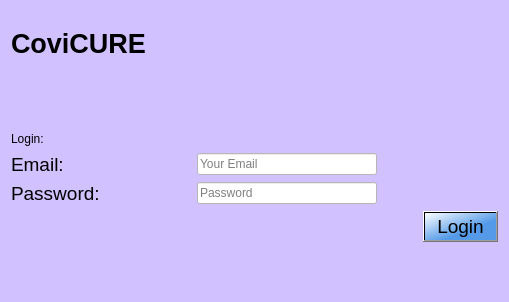
The window that Forms/login.ui (ayush-regmi/CoviCURE) describes before a commit, drawn with Qt 5.
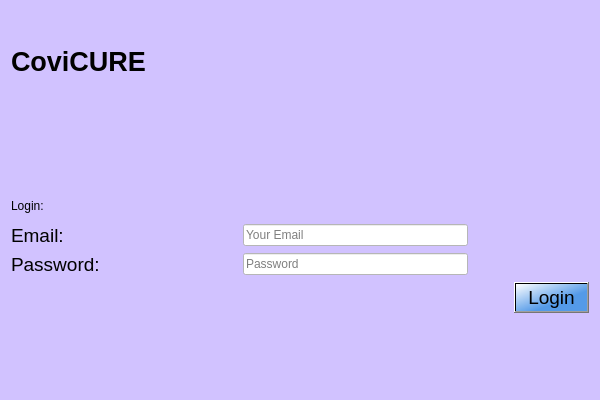
The same window after the commit.

What changed in the file:
```diff
--- a/Forms/login.ui
+++ b/Forms/login.ui
@@ -6,8 +6,8 @@
    <rect>
     <x>0</x>
     <y>0</y>
-    <width>509</width>
-    <height>302</height>
+    <width>600</width>
+    <height>400</height>
    </rect>
   </property>
   <property name="windowTitle">
@@ -21,6 +21,12 @@
     <layout class="QVBoxLayout" name="verticalLayout">
      <item>
       <widget class="QLabel" name="label">
+       <property name="sizePolicy">
+        <sizepolicy hsizetype="Preferred" vsizetype="Preferred">
+         <horstretch>0</horstretch>
+         <verstretch>0</verstretch>
+        </sizepolicy>
+       </property>
        <property name="font">
         <font>
          <pointsize>20</pointsize>
```
